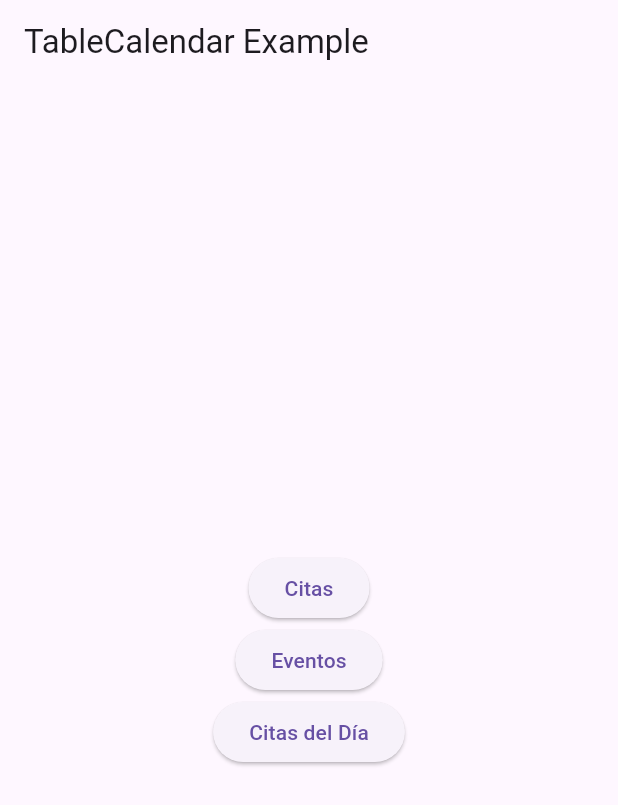
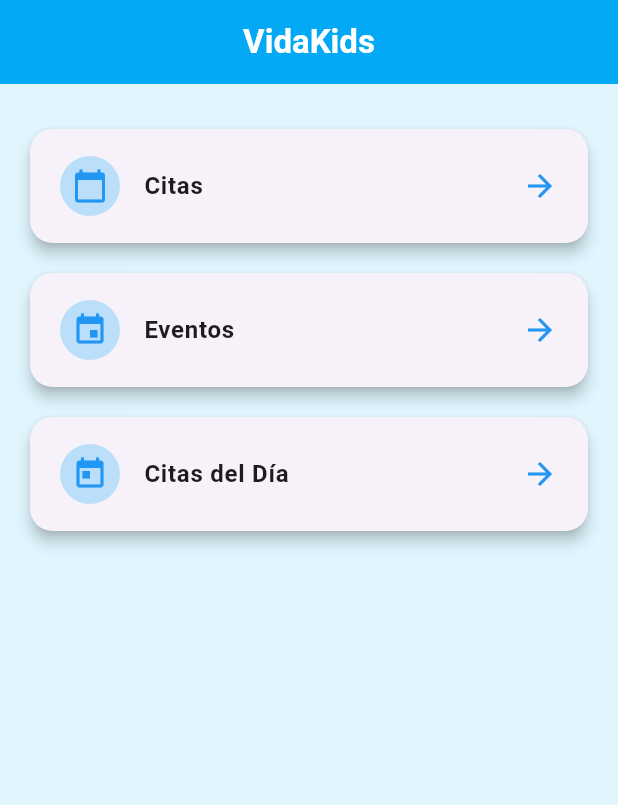
Before and after one commit to Vraamdom/VidaKids---Movil, a Flutter app: the screen it shows after launch, on a phone screen of 412 x 824 dp. Shown: the top 805 px of the screen. Run offline on Flutter 3.47's test engine with Material 3 defaults, Android fonts, the light colour scheme and no system bars; our stand-ins replace table_calendar.

Commit message:
cambio visual en main.dart

```diff
--- a/lib/main.dart
+++ b/lib/main.dart
@@ -12,7 +12,7 @@ class MyApp extends StatelessWidget {
   @override
   Widget build(BuildContext context) {
     return MaterialApp(
-      title: 'TableCalendar Example',
+      title: 'VidaKids',
       debugShowCheckedModeBanner: false,
       theme: ThemeData(
         primarySwatch: Colors.blue,
@@ -38,27 +38,63 @@ class _StartPageState extends State<StartPage> {
   Widget build(BuildContext context) {
     return Scaffold(
       appBar: AppBar(
-        title: Text('TableCalendar Example'),
+        title: Center(
+          child: Text(
+            'VidaKids',
+            style: TextStyle(color: Colors.white, fontWeight: FontWeight.bold),
+          ),
+        ),
+        backgroundColor: Colors.lightBlue,
       ),
-      body: Center(
-        child: Column(
-          mainAxisAlignment: MainAxisAlignment.center,
+      body: Container(
+        color: Colors.lightBlue[50], // Fondo del menú más claro, casi blanco
+        child: ListView(
+          padding: EdgeInsets.all(20.0),
           children: [
-            ElevatedButton(
-              child: Text('Citas'),
-              onPressed: () => Navigator.pushNamed(context, '/citas'),
+            _buildMenuItem(
+              context,
+              'Citas',
+              Icons.calendar_today,
+              '/citas'
             ),
-            ElevatedButton(
-              child: Text('Eventos'),
-              onPressed: () => Navigator.pushNamed(context, '/eventos'),
+            _buildMenuItem(
+              context,
+              'Eventos',
+              Icons.event,
+              '/eventos'
             ),
-            ElevatedButton(
-              child: Text('Citas del Día'),
-              onPressed: () => Navigator.pushNamed(context, '/citas-del-dia'),
+            _buildMenuItem(
+              context,
+              'Citas del Día',
+              Icons.today,
+              '/citas-del-dia'
             ),
           ],
         ),
       ),
     );
   }
+
+  Widget _buildMenuItem(BuildContext context, String title, IconData icon, String route) {
+    return Card(
+      margin: EdgeInsets.symmetric(vertical: 10.0),
+      elevation: 4.0,
+      shape: RoundedRectangleBorder(
+        borderRadius: BorderRadius.circular(15.0),
+      ),
+      child: ListTile(
+        contentPadding: EdgeInsets.symmetric(vertical: 10.0, horizontal: 20.0),
+        leading: CircleAvatar(
+          backgroundColor: Colors.blue[100],
+          child: Icon(icon, color: Colors.blue),
+        ),
+        title: Text(
+          title,
+          style: TextStyle(fontWeight: FontWeight.bold),
+        ),
+        trailing: Icon(Icons.arrow_forward, color: Colors.blue),
+        onTap: () => Navigator.pushNamed(context, route),
+      ),
+    );
+  }
 }
```
